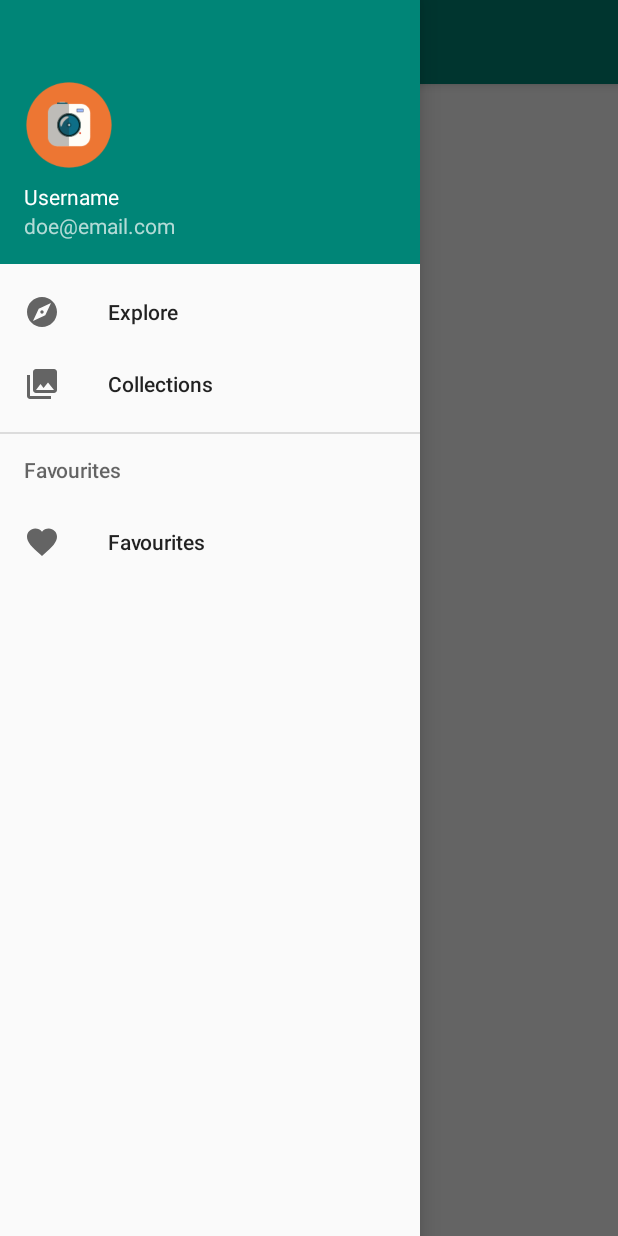
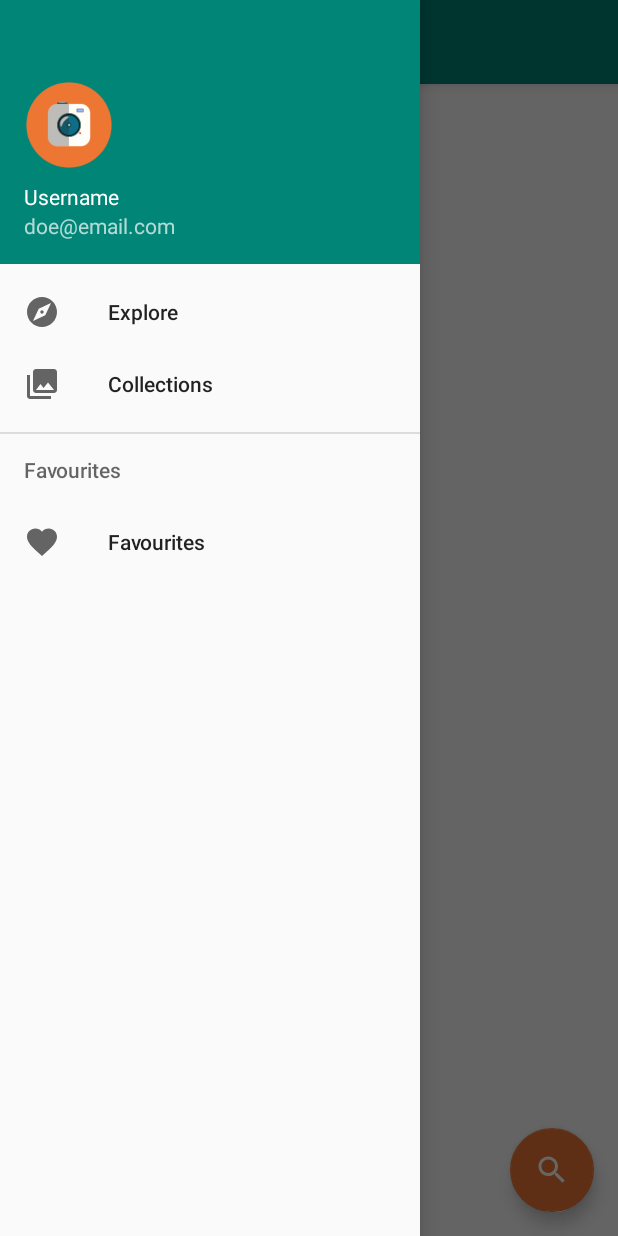
Before and after one commit to ANM05/ArtGram, an Android app: the MainActivity screen opened directly, with no data from a screen before it, with the side drawer open, on a phone screen of 412 x 824 dp. Run offline under Robolectric (Android 15) with nearby library versions, the phone set to English and light mode, and no system bars; our stand-ins replace ButterKnife; network calls fail.

```diff
--- a/app/build.gradle
+++ b/app/build.gradle
@@ -77,6 +77,7 @@ dependencies {
     implementation 'de.hdodenhof:circleimageview:3.0.0'
 
     implementation 'com.google.firebase:firebase-core:17.0.0'
+    implementation 'com.google.firebase:firebase-database:18.0.0'
     implementation 'com.google.firebase:firebase-auth:18.0.0'
 
     implementation 'com.wang.avi:library:2.1.3'
--- a/app/src/main/java/com/example/artgram/services/Constants.java
+++ b/app/src/main/java/com/example/artgram/services/Constants.java
@@ -6,4 +6,5 @@ public class Constants {
     public static final String UNSPLASH_KEY= BuildConfig.UNSPLASH_KEY;
     public static final String BASE_URL="https://api.unsplash.com/";
     public static final String QUERY="art";
+    public static final String FIREBASE_CHILD_PHOTOGRAPHS = "photographs";
 }
--- /dev/null
+++ b/app/src/main/res/drawable/ic_search_black_24dp.xml
@@ -0,0 +1,5 @@
+<vector android:height="24dp" android:tint="#FFFFFF"
+    android:viewportHeight="24.0" android:viewportWidth="24.0"
+    android:width="24dp" xmlns:android="http://schemas.android.com/apk/res/android">
+    <path android:fillColor="#FF000000" android:pathData="M15.5,14h-0.79l-0.28,-0.27C15.41,12.59 16,11.11 16,9.5 16,5.91 13.09,3 9.5,3S3,5.91 3,9.5 5.91,16 9.5,16c1.61,0 3.09,-0.59 4.23,-1.57l0.27,0.28v0.79l5,4.99L20.49,19l-4.99,-5zM9.5,14C7.01,14 5,11.99 5,9.5S7.01,5 9.5,5 14,7.01 14,9.5 11.99,14 9.5,14z"/>
+</vector>
--- a/app/src/main/res/layout/activity_login.xml
+++ b/app/src/main/res/layout/activity_login.xml
@@ -106,8 +106,8 @@
 
     <ImageView
         android:id="@+id/textView"
-        android:layout_width="70dp"
-        android:layout_height="70dp"
+        android:layout_width="100dp"
+        android:layout_height="100dp"
         android:layout_marginBottom="8dp"
         android:src="@drawable/themeicon"
         app:layout_constraintBottom_toTopOf="@+id/linearLayout"
--- a/app/src/main/res/layout/activity_main.xml
+++ b/app/src/main/res/layout/activity_main.xml
@@ -40,6 +40,16 @@
                 android:layout_height="match_parent"
                 android:background="@color/back_color" />
 
+            <com.google.android.material.floatingactionbutton.FloatingActionButton
+                android:id="@+id/btn_search"
+                android:layout_width="wrap_content"
+                android:layout_height="wrap_content"
+                android:layout_alignParentBottom="true"
+                android:layout_alignParentRight="true"
+                android:layout_margin="16dp"
+                android:src="@drawable/ic_search_black_24dp"
+                app:backgroundTint="@color/themeColour"/>
+
 
         </RelativeLayout>
 
--- a/app/src/main/res/layout/fragment_photo_detail.xml
+++ b/app/src/main/res/layout/fragment_photo_detail.xml
@@ -3,6 +3,7 @@
     xmlns:tools="http://schemas.android.com/tools"
     android:layout_width="match_parent"
     android:layout_height="match_parent"
+    xmlns:app="http://schemas.android.com/apk/res-auto"
     tools:context=".fragments.PhotoDetailFragment">
 
     <!-- TODO: Update blank fragment layout -->
@@ -45,12 +46,14 @@
         </LinearLayout>
 
             <com.google.android.material.floatingactionbutton.FloatingActionButton
+                android:id="@+id/btn_fav"
                 android:layout_width="wrap_content"
                 android:layout_height="wrap_content"
                 android:layout_alignParentBottom="true"
                 android:layout_alignParentRight="true"
                 android:layout_margin="16dp"
-                android:src="@drawable/ic_favorite_white_24dp"/>
+                android:src="@drawable/ic_favorite_white_24dp"
+                app:backgroundTint="@color/themeColour"/>
     </RelativeLayout>
 
 </FrameLayout>
```
Also changed, not shown: app/src/main/java/com/example/artgram/fragments/PhotoDetailFragment.java (+18 -2 lines).
